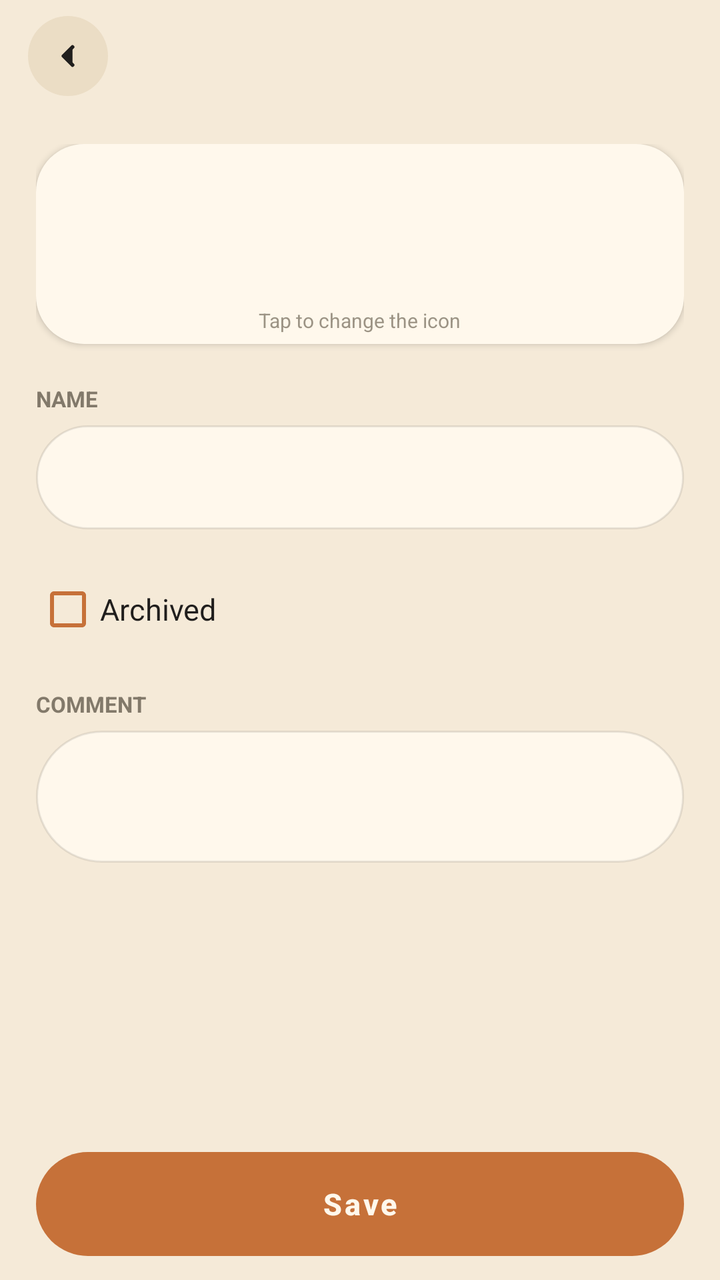
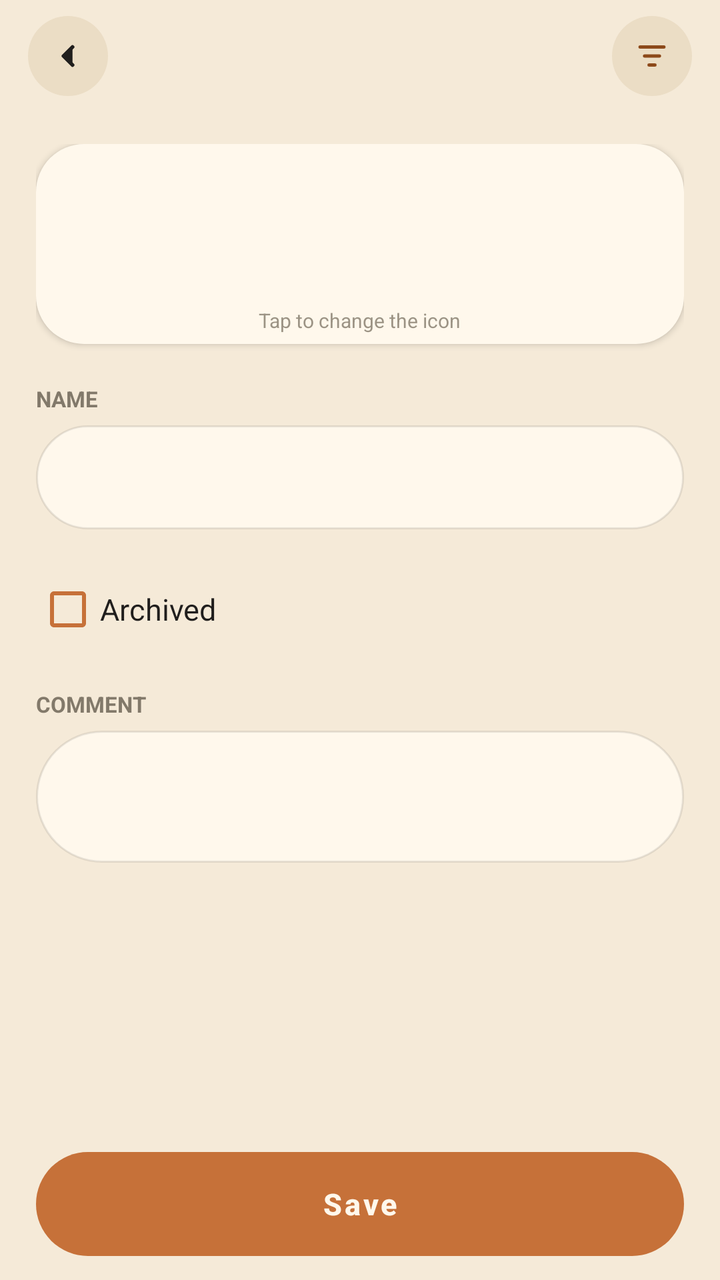

An Android layout rendered at two revisions. The XML below is the earlier revision; the diff shows what the commit changed to produce the second picture.
<!-- AndroidManifest.xml: activity theme AppTheme.NoActionBar -->
<!-- res/layout/activity_account_item.xml -->
<?xml version="1.0" encoding="utf-8"?>

<LinearLayout xmlns:android="http://schemas.android.com/apk/res/android"
    android:layout_width="match_parent"
    android:layout_height="match_parent"
    android:background="@color/colorBackground"
    android:orientation="vertical">

    <include layout="@layout/view_screen_header"/>

    <ScrollView
        android:layout_width="match_parent"
        android:layout_height="0dp"
        android:layout_weight="1"
        android:scrollbars="none">

    <LinearLayout
        android:layout_width="match_parent"
        android:layout_height="wrap_content"
        android:orientation="vertical"
        android:padding="18dp">

        
        <FrameLayout
            android:layout_width="match_parent"
            android:layout_height="100dp"
            android:background="@drawable/bg_card"
            android:elevation="2dp"
            android:clickable="true"
            android:focusable="true"
            android:onClick="pickIconClick"
            android:layout_marginBottom="20dp">

            <ImageView
                android:id="@+id/imageAccView"
                android:layout_width="match_parent"
                android:layout_height="match_parent"
                android:scaleType="centerInside"
                android:padding="12dp"/>

            <TextView
                android:layout_width="wrap_content"
                android:layout_height="wrap_content"
                android:layout_gravity="bottom|center_horizontal"
                android:paddingBottom="5dp"
                android:text="@string/activity_account_item_text_1"
                android:textSize="10sp"
                android:textColor="@color/colorTextSecondary"
                android:alpha="0.8"/>
        </FrameLayout>

        
        <TextView
            android:layout_width="match_parent"
            android:layout_height="wrap_content"
            android:text="@string/activity_account_item_text_2"
            android:textSize="11sp"
            android:textStyle="bold"
            android:textAllCaps="true"
            android:textColor="@color/colorTextSecondary"
            android:layout_marginBottom="6dp"/>

        <EditText
            android:id="@+id/editAccName"
            android:layout_width="match_parent"
            android:layout_height="52dp"
            android:background="@drawable/bg_input_pill"
            android:padding="14dp"
            android:inputType="text"
            android:textColor="@color/colorTextPrimary"
            android:textSize="15sp"
            android:layout_marginBottom="16dp"/>

        
        <LinearLayout
            android:id="@+id/operatingGroup"
            android:layout_width="match_parent"
            android:layout_height="wrap_content"
            android:visibility="gone"
            android:orientation="vertical">

            <TextView
                android:layout_width="match_parent"
                android:layout_height="wrap_content"
                android:text="@string/activity_account_item_text_3"
                android:textSize="11sp"
                android:textStyle="bold"
                android:textAllCaps="true"
                android:textColor="@color/colorTextSecondary"
                android:layout_marginBottom="6dp"/>

            <LinearLayout
                android:id="@+id/currencyPickerRow"
                android:layout_width="match_parent"
                android:layout_height="52dp"
                android:background="@drawable/bg_input_pill"
                android:orientation="horizontal"
                android:paddingLeft="14dp"
                android:paddingRight="14dp"
                android:clickable="true"
                android:focusable="true"
                android:onClick="pickCurrencyClick"
                android:layout_marginBottom="16dp">

                <ImageView
                    android:id="@+id/imageCurencyView"
                    android:layout_width="28dp"
                    android:layout_height="28dp"
                    android:layout_gravity="center_vertical"
                    android:layout_marginEnd="10dp"/>

                <TextView
                    android:id="@+id/tvCurrencyLabel"
                    android:layout_width="0dp"
                    android:layout_height="match_parent"
                    android:layout_weight="1"
                    android:gravity="center_vertical"
                    android:textColor="@color/colorTextPrimary"
                    android:textSize="15sp"/>

                <ImageView
                    android:layout_width="20dp"
                    android:layout_height="20dp"
                    android:layout_gravity="center_vertical"
                    android:src="@drawable/ic_next"
                    android:alpha="0.4"/>
            </LinearLayout>

            
            <include layout="@layout/view_asset_fields"/>

            <Button
                android:id="@+id/btnRevaluate"
                style="?android:attr/borderlessButtonStyle"
                android:layout_width="wrap_content"
                android:layout_height="wrap_content"
                android:text="@string/asset_revalue"
                android:textAllCaps="false"
                android:textColor="@color/colorPrimary"
                android:textStyle="bold"
                android:visibility="gone"
                android:onClick="btnRevaluateClick"
                android:layout_marginBottom="8dp"/>
        </LinearLayout>

        
        <Button
            android:id="@+id/btnMoveToAsset"
            style="?android:attr/borderlessButtonStyle"
            android:layout_width="wrap_content"
            android:layout_height="wrap_content"
            android:text="@string/asset_move_operations"
            android:textAllCaps="false"
            android:textColor="@color/colorPrimary"
            android:textStyle="bold"
            android:visibility="gone"
            android:onClick="btnMoveToAssetClick"
            android:layout_marginBottom="8dp"/>

        
        <CheckBox
            android:id="@+id/checkIsArchive"
            android:layout_width="match_parent"
            android:layout_height="wrap_content"
            android:text="@string/activity_account_item_check_is_archive_text"
            android:textColor="@color/colorTextPrimary"
            android:textSize="15sp"
            android:buttonTint="@color/colorPrimary"
            android:layout_marginBottom="16dp"/>

        
        <TextView
            android:layout_width="match_parent"
            android:layout_height="wrap_content"
            android:text="@string/activity_account_item_text_4"
            android:textSize="11sp"
            android:textStyle="bold"
            android:textAllCaps="true"
            android:textColor="@color/colorTextSecondary"
            android:layout_marginBottom="6dp"/>

        <EditText
            android:id="@+id/editComment"
            android:layout_width="match_parent"
            android:layout_height="wrap_content"
            android:background="@drawable/bg_input_pill"
            android:padding="14dp"
            android:inputType="textMultiLine"
            android:minLines="2"
            android:textColor="@color/colorTextPrimary"
            android:textSize="15sp"
            android:layout_marginBottom="24dp"/>

    </LinearLayout>
</ScrollView>

    
    <LinearLayout
        android:id="@+id/formActions"
        android:layout_width="match_parent"
        android:layout_height="wrap_content"
        android:background="@color/colorBackground"
        android:orientation="horizontal"
        android:paddingLeft="18dp"
        android:paddingRight="18dp"
        android:paddingTop="8dp"
        android:paddingBottom="12dp">

        
        <Button
            android:id="@+id/btnDelete"
            android:layout_width="0dp"
            android:layout_height="52dp"
            android:layout_weight="1"
            android:layout_marginEnd="9dp"
            android:background="@drawable/bg_pill_outline_expanse"
            android:stateListAnimator="@null"
            android:text="@string/activity_account_item_btn_delete_text"
            android:textAllCaps="false"
            android:textColor="@color/colorexpanse"
            android:textSize="15sp"
            android:textStyle="bold"
            android:onClick="btnDeleteClick"
            android:visibility="gone"/>

        <Button
            android:id="@+id/btnSave"
            android:layout_width="0dp"
            android:layout_height="52dp"
            android:layout_weight="1"
            android:background="@drawable/bg_pill_primary"
            android:stateListAnimator="@null"
            android:text="@string/activity_account_item_btn_save_text"
            android:textAllCaps="false"
            android:textColor="@color/colorSurface"
            android:textSize="15sp"
            android:textStyle="bold"
            android:onClick="btnSaveClick"/>
    </LinearLayout>
</LinearLayout>
<!-- res/layout/view_screen_header.xml (included above) -->
<?xml version="1.0" encoding="utf-8"?>

<LinearLayout xmlns:android="http://schemas.android.com/apk/res/android"
    android:layout_width="match_parent"
    android:layout_height="wrap_content"
    android:gravity="center_vertical"
    android:orientation="horizontal"
    android:paddingLeft="14dp"
    android:paddingRight="14dp"
    android:paddingTop="8dp"
    android:paddingBottom="6dp">

    <ImageButton
        android:id="@+id/btnUp"
        android:layout_width="40dp"
        android:layout_height="40dp"
        android:background="@drawable/bg_pill_secondary"
        android:contentDescription="@string/view_screen_header_btn_up_content_description"
        android:padding="11dp"
        android:scaleType="fitCenter"
        android:src="@drawable/ic_nav_back"
        android:onClick="btnUp"/>

    <TextView
        android:id="@+id/screenTitle"
        android:layout_width="0dp"
        android:layout_height="wrap_content"
        android:layout_weight="1"
        android:layout_marginStart="12dp"
        android:ellipsize="end"
        android:fontFamily="@font/caprasimo"
        android:maxLines="1"
        android:textColor="@color/colorTextPrimary"
        android:textSize="20sp"/>
</LinearLayout>
<!-- res/layout/view_asset_fields.xml (included above) -->
<?xml version="1.0" encoding="utf-8"?>
<LinearLayout xmlns:android="http://schemas.android.com/apk/res/android"
    android:id="@+id/assetFields"
    android:layout_width="match_parent"
    android:layout_height="wrap_content"
    android:orientation="vertical">

    <CheckBox
        android:id="@+id/checkIsAsset"
        android:layout_width="match_parent"
        android:layout_height="wrap_content"
        android:text="@string/asset_is_capital"
        android:textColor="@color/colorTextPrimary"
        android:textSize="15sp"
        android:buttonTint="@color/colorPrimary"
        android:layout_marginBottom="8dp"/>

    <LinearLayout
        android:id="@+id/assetDetails"
        android:layout_width="match_parent"
        android:layout_height="wrap_content"
        android:orientation="vertical"
        android:visibility="gone">

        <TextView
            android:layout_width="match_parent"
            android:layout_height="wrap_content"
            android:text="@string/asset_type_label"
            android:textSize="11sp"
            android:textStyle="bold"
            android:textAllCaps="true"
            android:textColor="@color/colorTextSecondary"
            android:layout_marginBottom="6dp"/>

        <RadioGroup
            android:id="@+id/assetTypeGroup"
            android:layout_width="match_parent"
            android:layout_height="wrap_content"
            android:orientation="horizontal"
            android:checkedButton="@+id/assetTypeRealEstate"
            android:layout_marginBottom="8dp">

            <RadioButton
                android:id="@+id/assetTypeRealEstate"
                android:layout_width="wrap_content"
                android:layout_height="wrap_content"
                android:text="@string/asset_type_real_estate"
                android:buttonTint="@color/colorPrimary"
                android:textColor="@color/colorTextPrimary"
                android:textSize="14sp"/>

            <RadioButton
                android:id="@+id/assetTypeVehicle"
                android:layout_width="wrap_content"
                android:layout_height="wrap_content"
                android:text="@string/asset_type_vehicle"
                android:buttonTint="@color/colorPrimary"
                android:textColor="@color/colorTextPrimary"
                android:textSize="14sp"/>

            <RadioButton
                android:id="@+id/assetTypeOther"
                android:layout_width="wrap_content"
                android:layout_height="wrap_content"
                android:text="@string/asset_type_other"
                android:buttonTint="@color/colorPrimary"
                android:textColor="@color/colorTextPrimary"
                android:textSize="14sp"/>
        </RadioGroup>

        <CheckBox
            android:id="@+id/checkInNetWorth"
            android:layout_width="match_parent"
            android:layout_height="wrap_content"
            android:checked="true"
            android:text="@string/asset_in_net_worth"
            android:textColor="@color/colorTextPrimary"
            android:textSize="15sp"
            android:buttonTint="@color/colorPrimary"
            android:layout_marginBottom="8dp"/>
    </LinearLayout>
</LinearLayout>
<!-- resources referenced by this layout -->
<resources>
  <color name="colorBackground">#F5EAD8</color>
  <color name="colorPrimary">#C67139</color>
  <color name="colorSurface">#FFF8EC</color>
  <color name="colorTextPrimary">#201E1D</color>
  <color name="colorTextSecondary">#82796A</color>
  <color name="colorexpanse">#8C491A</color>
  <!-- drawable bg_card (drawable) -->
  <?xml version="1.0" encoding="utf-8"?>
  <shape xmlns:android="http://schemas.android.com/apk/res/android">
      <solid android:color="@color/colorSurface"/>
      <corners android:radius="24dp"/>
  </shape>
  <!-- drawable bg_input_pill (drawable) -->
  <?xml version="1.0" encoding="utf-8"?>
  <shape xmlns:android="http://schemas.android.com/apk/res/android">
      <solid android:color="@color/colorSurface"/>
      <corners android:radius="999dp"/>
      <stroke android:width="1dp" android:color="@color/colorCardBorder"/>
  </shape>
  <!-- drawable bg_pill_primary (drawable) -->
  <?xml version="1.0" encoding="utf-8"?>
  <ripple xmlns:android="http://schemas.android.com/apk/res/android"
      android:color="@color/colorPrimaryDark">
      <item>
          <shape>
              <solid android:color="@color/colorPrimary"/>
              <corners android:radius="999dp"/>
          </shape>
      </item>
  </ripple>
  <!-- drawable bg_pill_secondary (drawable) -->
  <?xml version="1.0" encoding="utf-8"?>
  <ripple xmlns:android="http://schemas.android.com/apk/res/android"
      android:color="@color/colorPrimaryLight">
      <item>
          <shape>
              <solid android:color="@color/colorSurfaceAlt"/>
              <corners android:radius="999dp"/>
          </shape>
      </item>
  </ripple>
  <!-- drawable ic_next (drawable) -->
  <vector xmlns:android="http://schemas.android.com/apk/res/android"
      android:width="24dp"
      android:height="24dp"
      android:viewportWidth="24"
      android:viewportHeight="24"
      android:tint="?attr/colorControlNormal">
    <path
        android:fillColor="@android:color/white"
        android:pathData="M6,18l8.5,-6L6,6v12zM16,6v12h2V6h-2z"/>
  </vector>
  <string name="activity_account_item_btn_delete_text">Delete</string>
  <string name="activity_account_item_btn_save_text">Save</string>
  <string name="activity_account_item_check_is_archive_text">Archived</string>
  <string name="activity_account_item_text_1">Tap to change the icon</string>
  <string name="activity_account_item_text_2">NAME</string>
  <string name="activity_account_item_text_3">CURRENCY</string>
  <string name="activity_account_item_text_4">COMMENT</string>
  <string name="asset_in_net_worth">Include in “Total with capital”</string>
  <string name="asset_is_capital">Capital asset</string>
  <string name="asset_move_operations">Move operations to an asset</string>
  <string name="asset_revalue">Revalue</string>
  <string name="asset_type_label">Asset type</string>
  <string name="asset_type_other">Other</string>
  <string name="asset_type_real_estate">Real estate</string>
  <string name="asset_type_vehicle">Vehicle</string>
  <string name="view_screen_header_btn_up_content_description">Back</string>
  <style name="AppTheme.NoActionBar">
          <item name="windowActionBar">false</item>
          <item name="windowNoTitle">true</item>
      </style>
  <color name="colorCardBorder">#1A201E1D</color>
  <color name="colorRippleExpanse">#268C491A</color>
  <color name="colorPrimaryDark">#B2622D</color>
  <color name="colorPrimaryLight">#F6A06B</color>
  <color name="colorSurfaceAlt">#EBDDC5</color>
  <!-- unchanged entries left out for length: 2 -->
</resources>

<!-- the commit's change to res/layout/activity_account_item.xml (unified diff, before → after) -->
@@ -6,7 +6,25 @@
     android:background="@color/colorBackground"
     android:orientation="vertical">
 
-    <include layout="@layout/view_screen_header"/>
+    
+    <FrameLayout
+        android:layout_width="match_parent"
+        android:layout_height="wrap_content">
+
+        <include layout="@layout/view_screen_header"/>
+
+        <ImageButton
+            android:id="@+id/btnAccountFilter"
+            android:layout_width="40dp"
+            android:layout_height="40dp"
+            android:layout_gravity="end"
+            android:layout_marginTop="8dp"
+            android:layout_marginEnd="14dp"
+            android:background="@drawable/bg_pill_secondary"
+            android:contentDescription="@string/view_tab_actions_btn_filter_content_description"
+            android:src="@drawable/ic_filter"
+            android:onClick="btnFilterClick"/>
+    </FrameLayout>
 
     <ScrollView
         android:layout_width="match_parent"
<!-- resource entries referenced after the edit -->
@@ -41,6 +41,13 @@
           </shape>
       </item>
   </ripple>
+  <!-- drawable ic_filter (drawable) -->
+  <?xml version="1.0" encoding="utf-8"?>
+  <vector xmlns:android="http://schemas.android.com/apk/res/android"
+      android:width="18dp" android:height="18dp" android:viewportWidth="24" android:viewportHeight="24">
+      <path android:fillColor="@color/colorexpanse" android:pathData="M4,6 L20,6 M7,12 L17,12 M10,18 L14,18"
+          android:strokeColor="@color/colorexpanse" android:strokeWidth="2.2" android:strokeLineCap="round"/>
+  </vector>
   <!-- drawable ic_next (drawable) -->
   <vector xmlns:android="http://schemas.android.com/apk/res/android"
       android:width="24dp"
@@ -68,6 +75,7 @@
   <string name="asset_type_real_estate">Real estate</string>
   <string name="asset_type_vehicle">Vehicle</string>
   <string name="view_screen_header_btn_up_content_description">Back</string>
+  <string name="view_tab_actions_btn_filter_content_description">Filter</string>
   <style name="AppTheme.NoActionBar">
           <item name="windowActionBar">false</item>
           <item name="windowNoTitle">true</item>
